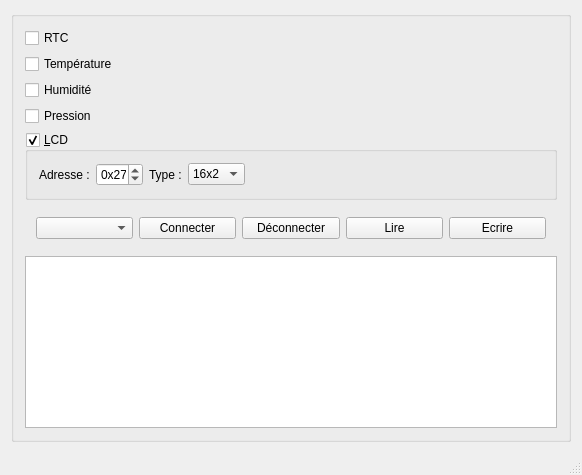
Qt form mainwindow.ui (hfroment/WeatherStationConfigurator) before a commit.
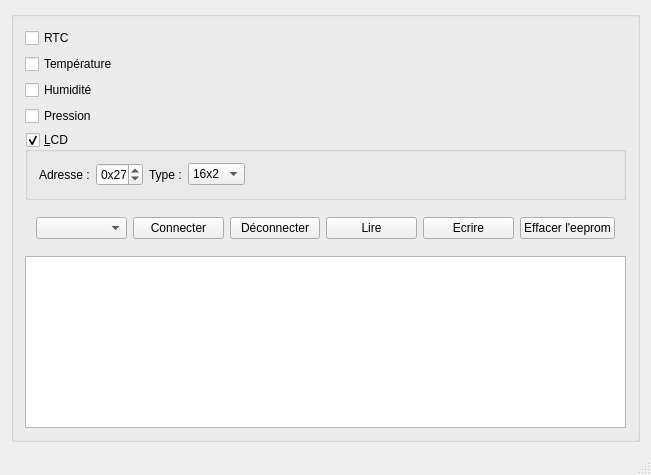
The same form after that commit.

Commit message: Ajout du bouton d'effacement de l'eeprom.

```diff
--- a/mainwindow.ui
+++ b/mainwindow.ui
@@ -6,7 +6,7 @@
    <rect>
     <x>0</x>
     <y>0</y>
-    <width>582</width>
+    <width>651</width>
     <height>475</height>
    </rect>
   </property>
@@ -155,6 +155,13 @@
             </property>
            </widget>
           </item>
+          <item>
+           <widget class="QPushButton" name="pushButton_4">
+            <property name="text">
+             <string>Effacer l'eeprom</string>
+            </property>
+           </widget>
+          </item>
          </layout>
         </widget>
        </item>
```
The commit also changes 2 other files.
